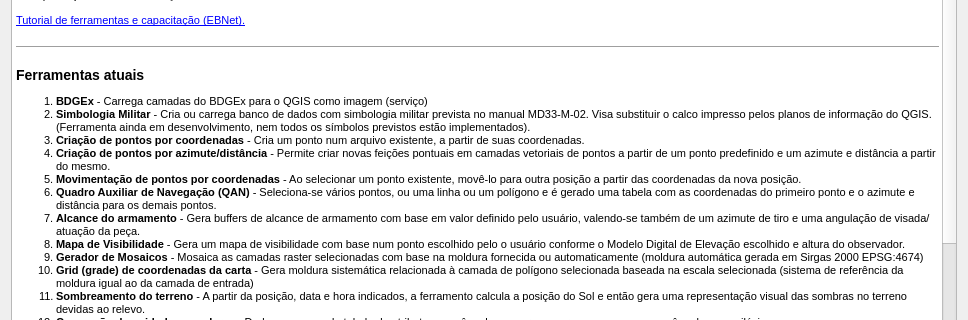
This is EBGeo/Help/help.ui in dsgoficial/EBGeo_Desktop as Qt 5 draws it before an edit; both pictures show x 0 to 968 and y 162 to 482 of the 968 by 622 pixel window. The edited form follows.
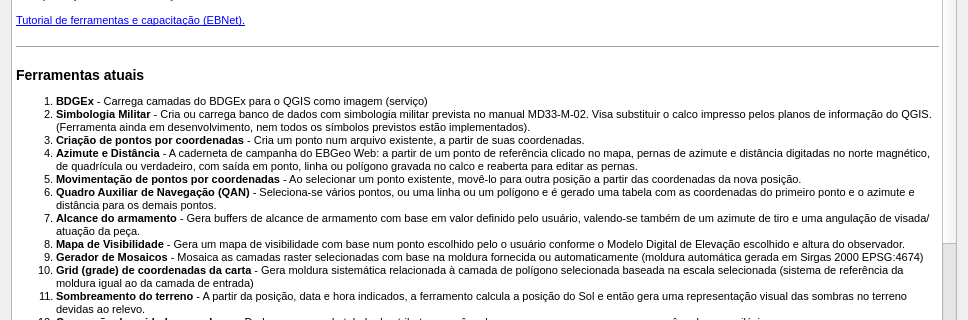
This is the edited form.

Commit message:
Azimute e Distância igual ao do EBGeo Web: geodésico, NM, NQ e NV com declinação WMM2025 e convergência automáticas, várias pernas, ponto, rota ou área no calco, edição das construções e do .ebgeo; substitui a ferramenta antiga
Claude-Session: https://claude.ai/code/session_01D8cTYjhjMAbemnyaFgAQNE

Patch:
```diff
--- a/EBGeo/Help/help.ui
+++ b/EBGeo/Help/help.ui
@@ -64,7 +64,7 @@
 &lt;ol style=&quot;margin-top: 0px; margin-bottom: 0px; margin-left: 0px; margin-right: 0px; -qt-list-indent: 1;&quot;&gt;&lt;li style=&quot;&quot; style=&quot; margin-top:12px; margin-bottom:0px; margin-left:0px; margin-right:0px; -qt-block-indent:0; text-indent:0px;&quot;&gt;&lt;span style=&quot; font-weight:600;&quot;&gt;BDGEx&lt;/span&gt; - Carrega camadas do BDGEx para o QGIS como imagem (serviço)&lt;/li&gt;
 &lt;li style=&quot;&quot; style=&quot; margin-top:0px; margin-bottom:0px; margin-left:0px; margin-right:0px; -qt-block-indent:0; text-indent:0px;&quot;&gt;&lt;span style=&quot; font-weight:600;&quot;&gt;Simbologia Militar&lt;/span&gt; - Cria ou carrega banco de dados com simbologia militar prevista no manual MD33-M-02. Visa substituir o calco impresso pelos planos de informação do QGIS. (Ferramenta ainda em desenvolvimento, nem todos os símbolos previstos estão implementados).&lt;/li&gt;
 &lt;li style=&quot;&quot; style=&quot; margin-top:0px; margin-bottom:0px; margin-left:0px; margin-right:0px; -qt-block-indent:0; text-indent:0px;&quot;&gt;&lt;span style=&quot; font-weight:600;&quot;&gt;Criação de pontos por coordenadas&lt;/span&gt; - Cria um ponto num arquivo existente, a partir de suas coordenadas.&lt;/li&gt;
-&lt;li style=&quot;&quot; style=&quot; margin-top:0px; margin-bottom:0px; margin-left:0px; margin-right:0px; -qt-block-indent:0; text-indent:0px;&quot;&gt;&lt;span style=&quot; font-weight:600;&quot;&gt;Criação de pontos por azimute/distância&lt;/span&gt; - Permite criar novas feições pontuais em camadas vetoriais de pontos a partir de um ponto predefinido e um azimute e distância a partir do mesmo.&lt;/li&gt;
+&lt;li style=&quot;&quot; style=&quot; margin-top:0px; margin-bottom:0px; margin-left:0px; margin-right:0px; -qt-block-indent:0; text-indent:0px;&quot;&gt;&lt;span style=&quot; font-weight:600;&quot;&gt;Azimute e Distância&lt;/span&gt; - A caderneta de campanha do EBGeo Web: a partir de um ponto de referência clicado no mapa, pernas de azimute e distância digitadas no norte magnético, de quadrícula ou verdadeiro, com saída em ponto, linha ou polígono gravada no calco e reaberta para editar as pernas.&lt;/li&gt;
 &lt;li style=&quot;&quot; style=&quot; margin-top:0px; margin-bottom:0px; margin-left:0px; margin-right:0px; -qt-block-indent:0; text-indent:0px;&quot;&gt;&lt;span style=&quot; font-weight:600;&quot;&gt;Movimentação de pontos por coordenadas&lt;/span&gt; - Ao selecionar um ponto existente, movê-lo para outra posição a partir das coordenadas da nova posição.&lt;/li&gt;
 &lt;li style=&quot;&quot; style=&quot; margin-top:0px; margin-bottom:0px; margin-left:0px; margin-right:0px; -qt-block-indent:0; text-indent:0px;&quot;&gt;&lt;span style=&quot; font-weight:600;&quot;&gt;Quadro Auxiliar de Navegação (QAN)&lt;/span&gt; - Seleciona-se vários pontos, ou uma linha ou um polígono e é gerado uma tabela com as coordenadas do primeiro ponto e o azimute e distância para os demais pontos.&lt;/li&gt;
 &lt;li style=&quot;&quot; style=&quot; margin-top:0px; margin-bottom:0px; margin-left:0px; margin-right:0px; -qt-block-indent:0; text-indent:0px;&quot;&gt;&lt;span style=&quot; font-weight:600;&quot;&gt;Alcance do armamento&lt;/span&gt; - Gera buffers de alcance de armamento com base em valor definido pelo usuário, valendo-se também de um azimute de tiro e uma angulação de visada/atuação da peça.&lt;/li&gt;
```
The commit also changes 13 other files.
